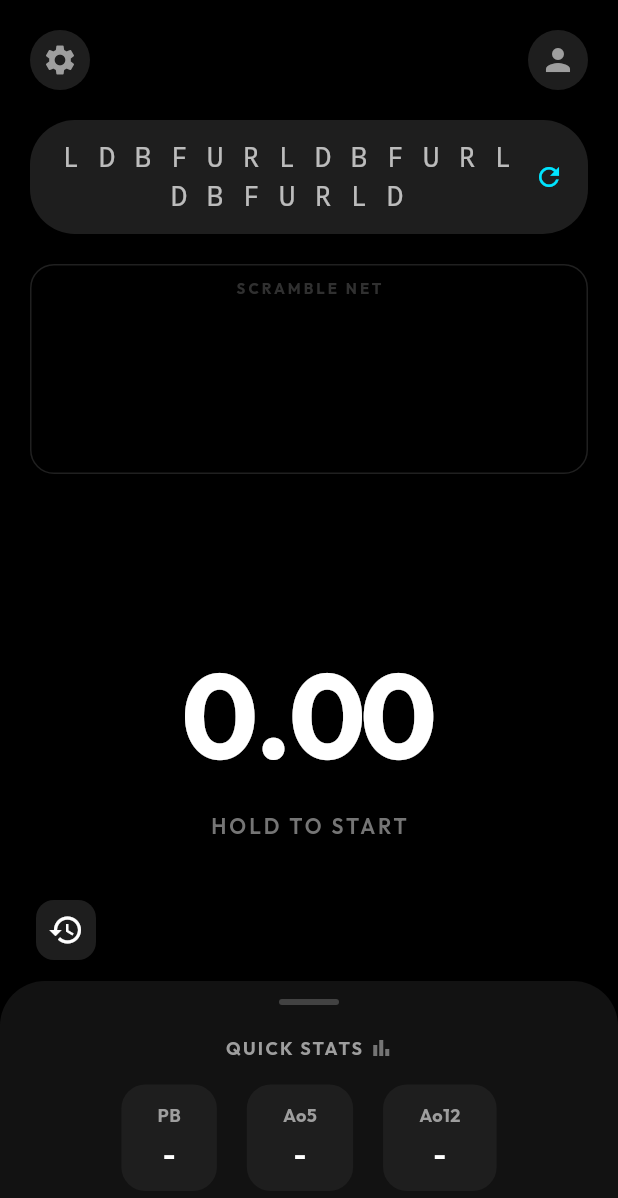
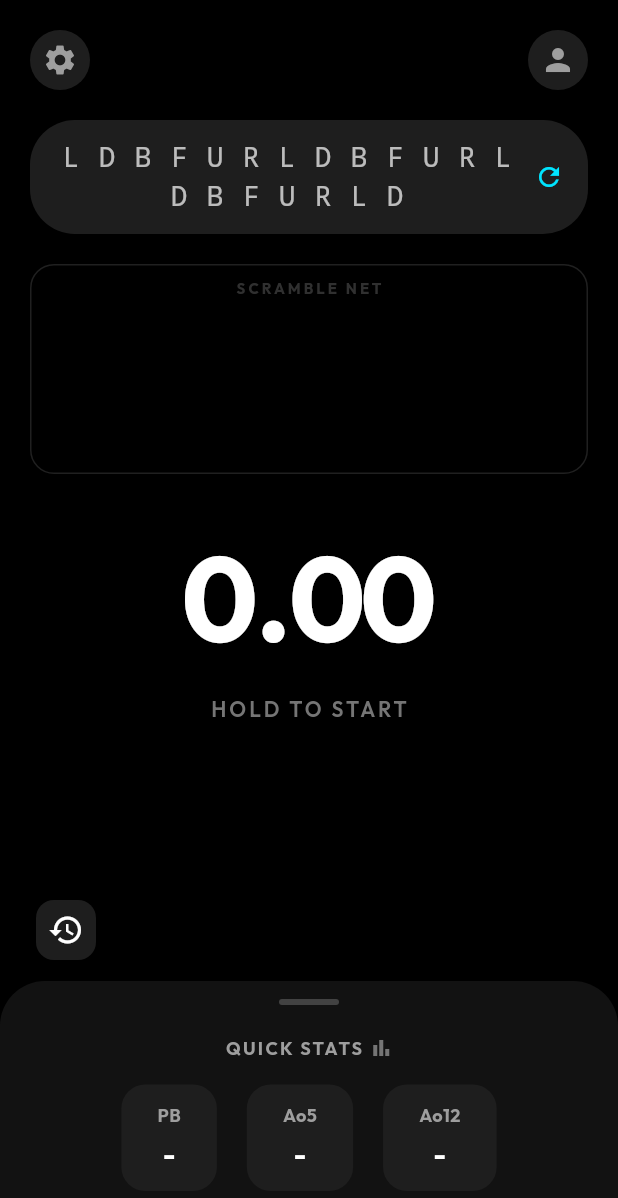
Before and after one commit to manmit-s/chronospin, a Flutter app: the screen it shows after launch, on a phone screen of 412 x 824 dp. Shown: the top 1198 px of the screen. Run offline on Flutter 3.47's test engine with Material 3 defaults, Android fonts, the phone set to English and light mode, and no system bars; our stand-ins replace fl_chart, flutter_dotenv, flutter_riverpod, google_fonts, image_picker, sqflite and 1 more; accounts and stored records are empty.

Commit message:
Inspection of==focus

```diff
--- a/lib/features/timer/presentation/pages/timer_page.dart
+++ b/lib/features/timer/presentation/pages/timer_page.dart
@@ -179,7 +179,10 @@ class _TimerPageState extends ConsumerState<TimerPage> {
   @override
   Widget build(BuildContext context) {
     final timerState = ref.watch(timerStateProvider);
-    final isRunning = timerState == TimerState.running;
+    final isFocusMode =
+        timerState == TimerState.running ||
+        timerState == TimerState.inspection ||
+        timerState == TimerState.ready;
     final currentScramble = ref.watch(scrambleProvider);
     final themeAccent = ref.watch(themeProvider).accent.color;
 
@@ -194,15 +197,20 @@ class _TimerPageState extends ConsumerState<TimerPage> {
         onTap: _handleTap,
         child: Stack(
           children: [
-            // Main Layout (Top + Timer) - Using Column to prevent overlap
-            Column(
-              children: [
-                // Top Section
-                AnimatedOpacity(
+            // 1. Top UI Section
+            Positioned(
+              top: 0,
+              left: 0,
+              right: 0,
+              child: AnimatedSlide(
+                duration: const Duration(milliseconds: 300),
+                offset: isFocusMode ? const Offset(0, -1) : Offset.zero,
+                curve: Curves.easeInOut,
+                child: AnimatedOpacity(
                   duration: const Duration(milliseconds: 200),
-                  opacity: isRunning ? 0.0 : 1.0,
+                  opacity: isFocusMode ? 0.0 : 1.0,
                   child: IgnorePointer(
-                    ignoring: isRunning,
+                    ignoring: isFocusMode,
                     child: SafeArea(
                       bottom: false,
                       child: Padding(
@@ -317,24 +325,26 @@ class _TimerPageState extends ConsumerState<TimerPage> {
                     ),
                   ),
                 ),
+              ),
+            ),
 
-                // Timer fills the remaining space
-                const Expanded(child: Center(child: TimerDisplay())),
+            // 2. Timer Center - Independent of other UI
+            const Center(child: TimerDisplay()),
 
-                // Spacer for Bottom Sheet area
-                const SizedBox(height: 180),
-              ],
-            ),
 
             // History Action Button
             Positioned(
               left: 20,
               bottom: 180,
+              child: AnimatedSlide(
+               duration: const Duration(milliseconds: 300),
+               offset: isFocusMode ? const Offset(-2, 0) : Offset.zero,
+               curve: Curves.easeInOut,
                 child: AnimatedOpacity(
                   duration: const Duration(milliseconds: 200),
-                opacity: isRunning ? 0.0 : 1.0,
+                  opacity: isFocusMode ? 0.0 : 1.0,
                   child: IgnorePointer(
-                  ignoring: isRunning,
+                    ignoring: isFocusMode,
                     child: FloatingActionButton.small(
                       heroTag: "history",
                       onPressed: () {
@@ -352,15 +362,20 @@ class _TimerPageState extends ConsumerState<TimerPage> {
                   ),
                 ),
               ),
+            ),
 
             // Bottom Stats Sheet
             Align(
               alignment: Alignment.bottomCenter,
+              child: AnimatedSlide(
+                duration: const Duration(milliseconds: 300),
+                offset: isFocusMode ? const Offset(0, 1) : Offset.zero,
+                curve: Curves.easeInOut,
                 child: AnimatedOpacity(
                   duration: const Duration(milliseconds: 200),
-                opacity: isRunning ? 0.0 : 1.0,
+                  opacity: isFocusMode ? 0.0 : 1.0,
                   child: IgnorePointer(
-                  ignoring: isRunning,
+                    ignoring: isFocusMode,
                     child: GestureDetector(
                     onTap: () {}, // Absorb taps to prevent timer interaction
                     child: Container(
--- a/lib/features/timer/presentation/widgets/timer_display.dart
+++ b/lib/features/timer/presentation/widgets/timer_display.dart
@@ -40,6 +40,19 @@ class TimerDisplay extends ConsumerWidget {
     return Column(
       mainAxisSize: MainAxisSize.min,
       children: [
+        if (timerState == TimerState.inspection)
+          Padding(
+            padding: const EdgeInsets.only(bottom: 8.0),
+            child: Text(
+              "INSPECTION",
+              style: TextStyle(
+                color: Colors.orangeAccent, // Match inspection color
+                letterSpacing: 2.0,
+                fontSize: 16,
+                fontWeight: FontWeight.bold,
+              ),
+            ),
+          ),
         Text(
           formattedTime,
           style: TextStyle(
```
Lines whose indentation alone changed are shown as unchanged.
